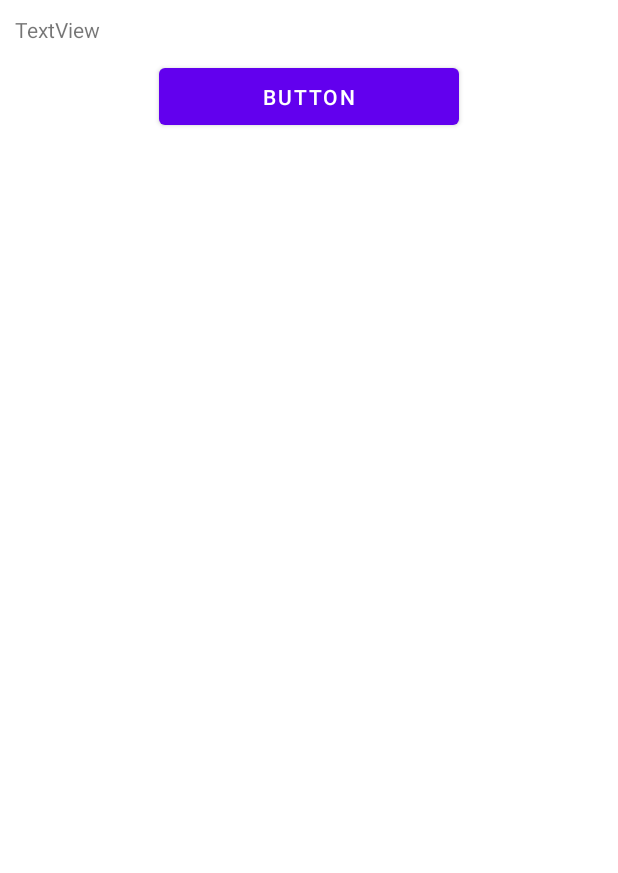
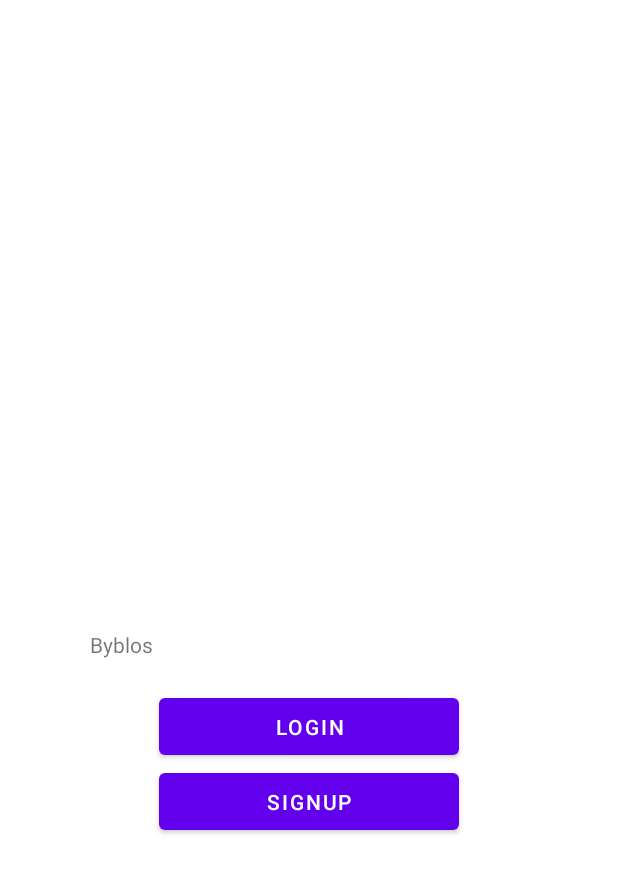
Before and after one commit to samspark345/android_studio_application, an Android app: the layout activity_main.xml on its own in the app's theme, with its tools: preview values and no code run, on a phone screen of 412 x 824 dp. Shown: the top 873 px of the screen. Run offline under Robolectric (Android 15) with nearby library versions, the phone set to English and light mode, and no system bars.

Commit message:
updated mainActivity and added SignupActivity and LoginActivity

```diff
--- a/ByblosMobile/app/build.gradle
+++ b/ByblosMobile/app/build.gradle
@@ -26,6 +26,9 @@
         sourceCompatibility JavaVersion.VERSION_1_8
         targetCompatibility JavaVersion.VERSION_1_8
     }
+    buildFeatures {
+        viewBinding true
+    }
 }
 
 dependencies {
@@ -34,6 +37,9 @@
     implementation 'androidx.appcompat:appcompat:1.3.1'
     implementation 'com.google.android.material:material:1.4.0'
     implementation 'androidx.constraintlayout:constraintlayout:2.1.1'
+    implementation 'androidx.annotation:annotation:1.2.0'
+    implementation 'androidx.lifecycle:lifecycle-livedata-ktx:2.3.1'
+    implementation 'androidx.lifecycle:lifecycle-viewmodel-ktx:2.3.1'
     testImplementation 'junit:junit:4.+'
     androidTestImplementation 'androidx.test.ext:junit:1.1.3'
     androidTestImplementation 'androidx.test.espresso:espresso-core:3.4.0'
--- a/ByblosMobile/app/src/main/res/layout/activity_main.xml
+++ b/ByblosMobile/app/src/main/res/layout/activity_main.xml
@@ -13,21 +13,28 @@
         <LinearLayout
             android:layout_width="match_parent"
             android:layout_height="match_parent"
+            android:layout_marginTop="400dp"
             android:gravity="center_horizontal"
             android:orientation="vertical">
 
             <TextView
-                android:id="@+id/textView3"
-                android:layout_width="match_parent"
+                android:id="@+id/mainText"
+                android:layout_width="291dp"
                 android:layout_height="wrap_content"
-                android:layout_margin="10dp"
-                android:text="TextView" />
+                android:layout_margin="20dp"
+                android:text="@string/mainText" />
 
             <Button
-                android:id="@+id/button3"
+                android:id="@+id/loginBtn"
                 android:layout_width="200dp"
                 android:layout_height="50dp"
-                android:text="Button" />
+                android:text="@string/loginBtn" />
+
+            <Button
+                android:id="@+id/signupBtn"
+                android:layout_width="200dp"
+                android:layout_height="50dp"
+                android:text="@string/signupBtn" />
         </LinearLayout>
     </RelativeLayout>
 </androidx.constraintlayout.widget.ConstraintLayout>
```
Also changed, not shown: ByblosMobile/app/src/main/AndroidManifest.xml (+10 -0 lines), ByblosMobile/app/src/main/res/values/strings.xml (+13 -1 lines).
